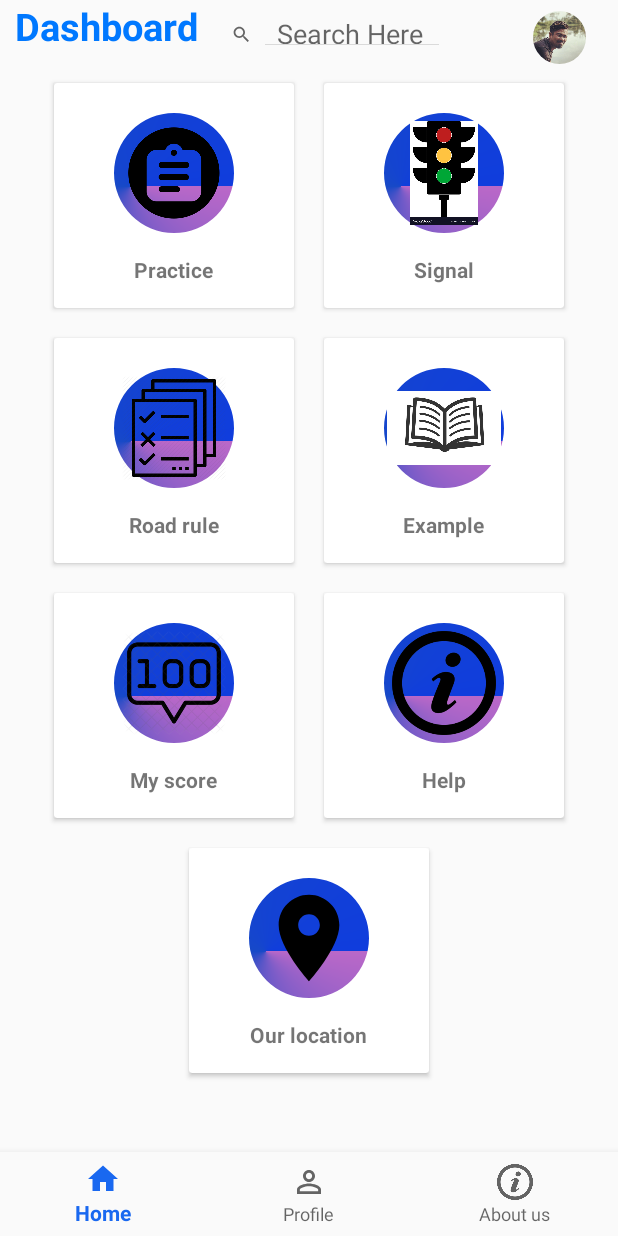
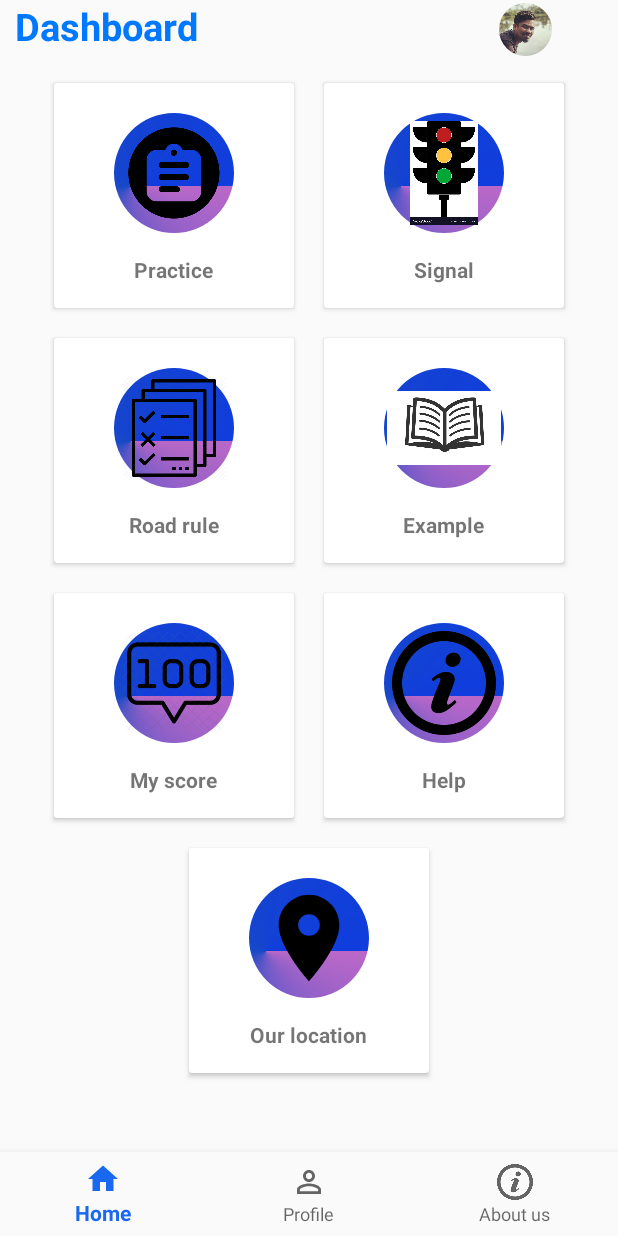
Before and after one commit to TaraChaudhary/android, an Android app: the ViewDashboardActivity screen opened directly, with no data from a screen before it, on a phone screen of 412 x 824 dp. Run offline under Robolectric (Android 15) with nearby library versions, the phone set to English and light mode, and no system bars; our stand-ins replace CircleImageView, Picasso; pictures from the network do not load.

```diff
--- a/app/src/main/java/com/example/traffic_rule_and_sign_quiz_app/API/User.java
+++ b/app/src/main/java/com/example/traffic_rule_and_sign_quiz_app/API/User.java
@@ -30,8 +30,7 @@ public interface User {
     Call<User_model> getUserDetails(@Header("Authorization")String token, @Path("id") String id );
 
     @PUT("update/{id}")
-    Call<Void> Updateuser(@Path("id") String id,
-                              @Body User_model user);
+    Call<Void> Updateuser(@Path("id") String id,@Body User_model userModel);
 
 
 }
--- a/app/src/main/java/com/example/traffic_rule_and_sign_quiz_app/Practice/QuestionActivity.java
+++ b/app/src/main/java/com/example/traffic_rule_and_sign_quiz_app/Practice/QuestionActivity.java
@@ -146,7 +146,7 @@ public class QuestionActivity extends AppCompatActivity {
     public void loadfirst()
     {
         text1.setText("Practice");
-        searchView.setVisibility(View.GONE);
+
 
     }
 
--- a/app/src/main/res/layout/layout_toolbar.xml
+++ b/app/src/main/res/layout/layout_toolbar.xml
@@ -23,32 +23,16 @@
 
     <de.hdodenhof.circleimageview.CircleImageView
         android:id="@+id/post_profileimg"
-        android:layout_width="43dp"
+        android:layout_width="50dp"
         android:layout_height="35dp"
         android:layout_alignParentTop="true"
-        android:layout_marginStart="211dp"
-        android:layout_marginLeft="211dp"
-        android:layout_marginTop="7dp"
+        android:layout_marginStart="185dp"
+        android:layout_marginLeft="185dp"
+        android:layout_marginTop="2dp"
         android:layout_toEndOf="@+id/toolbarhead"
         android:layout_toRightOf="@+id/toolbarhead"
         android:foregroundGravity="right"
         android:src="@drawable/me" />
 
-    <SearchView
-        android:id="@+id/btn_search"
-        style="@style/Widget.AppCompat.Button.Borderless"
-        android:layout_width="196dp"
-        android:layout_height="34dp"
-        android:layout_alignParentTop="true"
-
-        android:layout_marginStart="-23dp"
-        android:layout_marginLeft="-23dp"
-        android:layout_marginTop="6dp"
-        android:layout_marginRight="37dp"
-        android:layout_toEndOf="@+id/toolbarhead"
-        android:layout_toRightOf="@+id/toolbarhead"
-        android:backgroundTint="#333"
-        android:iconifiedByDefault="false"
-        android:queryHint="Search Here" />
 
 </RelativeLayout>
```
Also changed, not shown: app/src/main/java/com/example/traffic_rule_and_sign_quiz_app/LoginActivity.java (+35 -32 lines), app/src/main/java/com/example/traffic_rule_and_sign_quiz_app/Methods/LoginRegister.java (+29 -6 lines), app/src/main/java/com/example/traffic_rule_and_sign_quiz_app/Model/User_model.java (+8 -0 lines), app/src/main/java/com/example/traffic_rule_and_sign_quiz_app/ViewDashboardActivity.java (+12 -0 lines), app/src/main/java/com/example/traffic_rule_and_sign_quiz_app/ui/Profile/UpdateFragment.java (+37 -0 lines), app/src/main/res/layout/activity_login.xml (+8 -17 lines).
